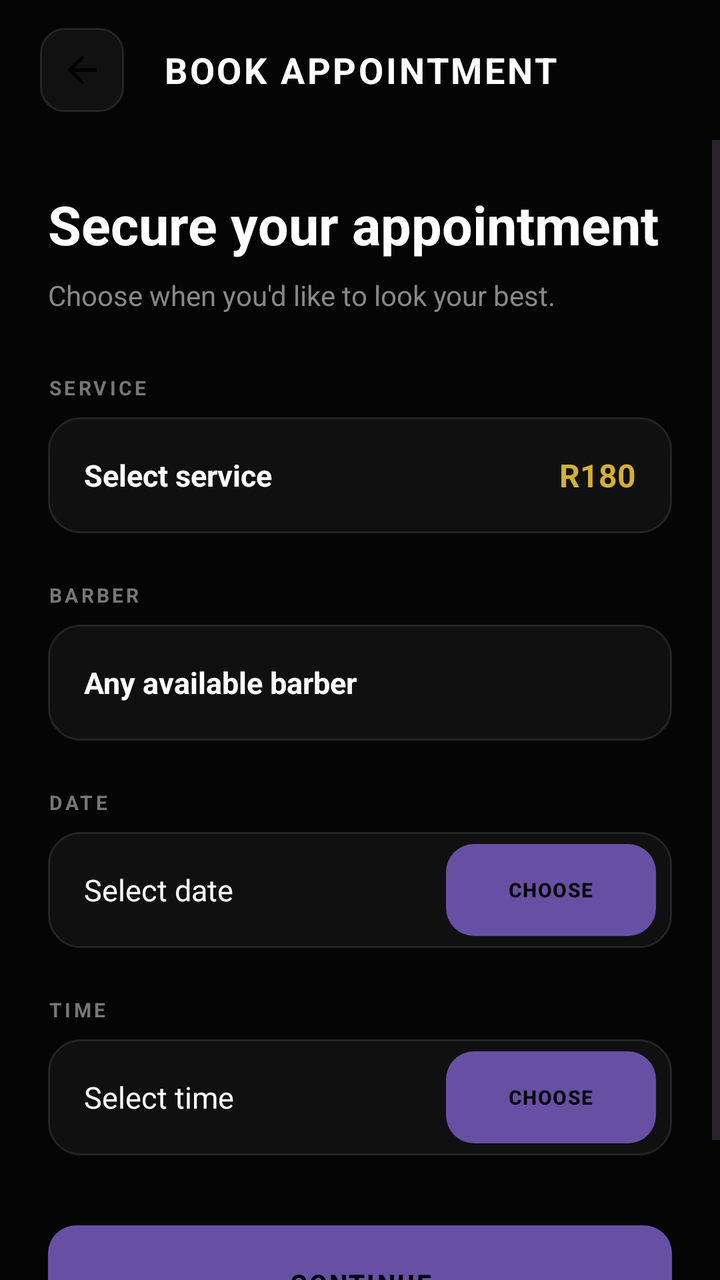
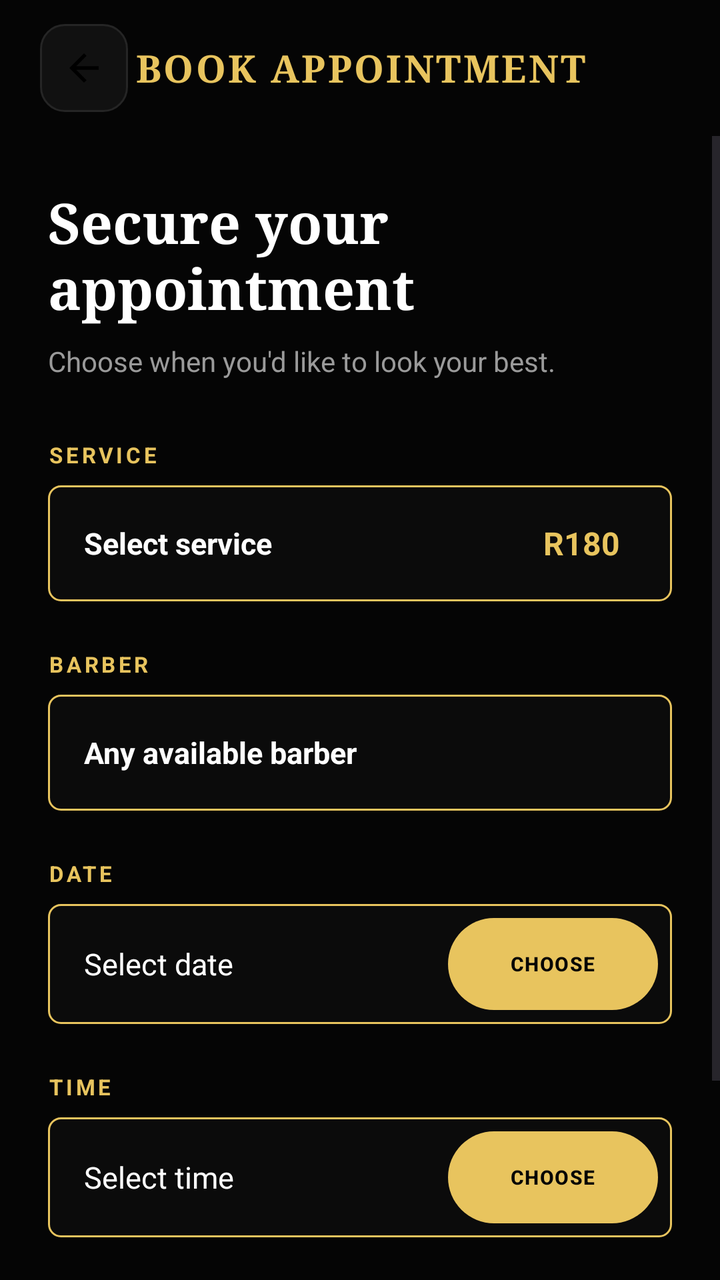

Before-and-after screenshots of an Android layout around one commit, followed by the original layout XML and the change that was made.
<!-- AndroidManifest.xml: application theme Theme.FadeandFaith -->
<!-- res/layout/activity_booking.xml -->
<?xml version="1.0" encoding="utf-8"?>
<LinearLayout
    xmlns:android="http://schemas.android.com/apk/res/android"
    android:layout_width="match_parent"
    android:layout_height="match_parent"
    android:orientation="vertical"
    android:background="#050505">



    <LinearLayout
        android:layout_width="match_parent"
        android:layout_height="70dp"
        android:orientation="horizontal"
        android:gravity="center_vertical"
        android:paddingStart="20dp"
        android:paddingEnd="20dp">

        <ImageView
            android:id="@+id/backButton"
            android:layout_width="42dp"
            android:layout_height="42dp"
            android:padding="10dp"
            android:src="@drawable/arrowback"
            android:contentDescription="Back"
            android:background="@drawable/iconbutton" />

        <TextView
            android:layout_width="0dp"
            android:layout_height="wrap_content"
            android:layout_weight="1"
            android:gravity="center"
            android:paddingEnd="42dp"
            android:text="BOOK APPOINTMENT"
            android:textColor="#FFFFFF"
            android:textSize="18sp"
            android:textStyle="bold"
            android:letterSpacing="0.07" />

    </LinearLayout>


    <ScrollView
        android:layout_width="match_parent"
        android:layout_height="0dp"
        android:layout_weight="1"
        android:fillViewport="true">

        <LinearLayout
            android:layout_width="match_parent"
            android:layout_height="wrap_content"
            android:orientation="vertical"
            android:padding="24dp">



            <TextView
                android:layout_width="match_parent"
                android:layout_height="wrap_content"
                android:text="Secure your appointment"
                android:textColor="#FFFFFF"
                android:textSize="27sp"
                android:textStyle="bold" />

            <TextView
                android:layout_width="match_parent"
                android:layout_height="wrap_content"
                android:layout_marginTop="8dp"
                android:text="Choose when you'd like to look your best."
                android:textColor="#888888"
                android:textSize="14sp" />




            <TextView
                android:layout_width="wrap_content"
                android:layout_height="wrap_content"
                android:layout_marginTop="30dp"
                android:text="SERVICE"
                android:textColor="#777777"
                android:textSize="10sp"
                android:textStyle="bold"
                android:letterSpacing="0.14" />

            <LinearLayout
                android:id="@+id/serviceSelection"
                android:layout_width="match_parent"
                android:layout_height="58dp"
                android:layout_marginTop="8dp"
                android:gravity="center_vertical"
                android:paddingStart="18dp"
                android:paddingEnd="18dp"
                android:background="@drawable/homecard"
                android:clickable="true"
                android:focusable="true">

                <TextView
                    android:id="@+id/selectedServiceText"
                    android:layout_width="0dp"
                    android:layout_height="wrap_content"
                    android:layout_weight="1"
                    android:text="Select service"
                    android:textColor="#FFFFFF"
                    android:textSize="15sp"
                    android:textStyle="bold" />

                <TextView
                    android:id="@+id/priceText"
                    android:layout_width="wrap_content"
                    android:layout_height="wrap_content"
                    android:text="R180"
                    android:textColor="#D4AF37"
                    android:textSize="16sp"
                    android:textStyle="bold" />

            </LinearLayout>




            <TextView
                android:layout_width="wrap_content"
                android:layout_height="wrap_content"
                android:layout_marginTop="24dp"
                android:text="BARBER"
                android:textColor="#777777"
                android:textSize="10sp"
                android:textStyle="bold"
                android:letterSpacing="0.14" />

            <LinearLayout
                android:id="@+id/barberSelection"
                android:layout_width="match_parent"
                android:layout_height="58dp"
                android:layout_marginTop="8dp"
                android:gravity="center_vertical"
                android:paddingStart="18dp"
                android:paddingEnd="18dp"
                android:background="@drawable/homecard"
                android:clickable="true"
                android:focusable="true">

                <TextView
                    android:id="@+id/selectedBarberText"
                    android:layout_width="match_parent"
                    android:layout_height="wrap_content"
                    android:text="Any available barber"
                    android:textColor="#FFFFFF"
                    android:textSize="15sp"
                    android:textStyle="bold" />

            </LinearLayout>




            <TextView
                android:layout_width="wrap_content"
                android:layout_height="wrap_content"
                android:layout_marginTop="24dp"
                android:text="DATE"
                android:textColor="#777777"
                android:textSize="10sp"
                android:textStyle="bold"
                android:letterSpacing="0.14" />

            <LinearLayout
                android:layout_width="match_parent"
                android:layout_height="58dp"
                android:layout_marginTop="8dp"
                android:gravity="center_vertical"
                android:paddingStart="18dp"
                android:paddingEnd="8dp"
                android:background="@drawable/homecard">

                <TextView
                    android:id="@+id/selectedDateText"
                    android:layout_width="0dp"
                    android:layout_height="wrap_content"
                    android:layout_weight="1"
                    android:text="Select date"
                    android:textColor="#FFFFFF"
                    android:textSize="15sp" />

                <com.google.android.material.button.MaterialButton
                    android:id="@+id/dateButton"
                    android:layout_width="105dp"
                    android:layout_height="46dp"
                    android:text="CHOOSE"
                    android:textColor="#050505"
                    android:textSize="10sp"
                    android:textStyle="bold"
                    android:letterSpacing="0.05"
                    android:background="@drawable/goldbutton" />

            </LinearLayout>




            <TextView
                android:layout_width="wrap_content"
                android:layout_height="wrap_content"
                android:layout_marginTop="24dp"
                android:text="TIME"
                android:textColor="#777777"
                android:textSize="10sp"
                android:textStyle="bold"
                android:letterSpacing="0.14" />

            <LinearLayout
                android:layout_width="match_parent"
                android:layout_height="58dp"
                android:layout_marginTop="8dp"
                android:gravity="center_vertical"
                android:paddingStart="18dp"
                android:paddingEnd="8dp"
                android:background="@drawable/homecard">

                <TextView
                    android:id="@+id/selectedTimeText"
                    android:layout_width="0dp"
                    android:layout_height="wrap_content"
                    android:layout_weight="1"
                    android:text="Select time"
                    android:textColor="#FFFFFF"
                    android:textSize="15sp" />

                <com.google.android.material.button.MaterialButton
                    android:id="@+id/timeButton"
                    android:layout_width="105dp"
                    android:layout_height="46dp"
                    android:text="CHOOSE"
                    android:textColor="#050505"
                    android:textSize="10sp"
                    android:textStyle="bold"
                    android:letterSpacing="0.05"
                    android:background="@drawable/goldbutton" />

            </LinearLayout>




            <com.google.android.material.button.MaterialButton
                android:id="@+id/continueButton"
                android:layout_width="match_parent"
                android:layout_height="58dp"
                android:layout_marginTop="35dp"
                android:layout_marginBottom="25dp"
                android:text="CONTINUE"
                android:textColor="#050505"
                android:textSize="13sp"
                android:textStyle="bold"
                android:letterSpacing="0.08"
                android:background="@drawable/goldbutton" />

        </LinearLayout>

    </ScrollView>

</LinearLayout>
<!-- resources referenced by this layout -->
<resources>
  <!-- drawable arrowback (drawable) -->
  <vector xmlns:android="http://schemas.android.com/apk/res/android" android:autoMirrored="true" android:height="24dp" android:tint="#000000" android:viewportHeight="960" android:viewportWidth="960" android:width="24dp">
        
      <path android:fillColor="@android:color/white" android:pathData="M313,520L537,744L480,800L160,480L480,160L537,216L313,440L800,440L800,520L313,520Z"/>
      
  </vector>
  <!-- drawable goldbutton (drawable) -->
  <?xml version="1.0" encoding="utf-8"?>
  <shape xmlns:android="http://schemas.android.com/apk/res/android"
      android:shape="rectangle">
  
      <solid android:color="#D4AF37" />
  
      <corners android:radius="14dp" />
  
  </shape>
  <!-- drawable homecard (drawable) -->
  <?xml version="1.0" encoding="utf-8"?>
  <shape xmlns:android="http://schemas.android.com/apk/res/android">
  
      <solid android:color="#101010" />
  
      <stroke
          android:width="1dp"
          android:color="#242424" />
  
      <corners android:radius="16dp" />
  
  </shape>
  <!-- drawable iconbutton (drawable) -->
  <?xml version="1.0" encoding="utf-8"?>
  <shape xmlns:android="http://schemas.android.com/apk/res/android">
  
      <solid android:color="#111111" />
  
      <stroke
          android:width="1dp"
          android:color="#252525" />
  
      <corners android:radius="12dp" />
  
  </shape>
  <style name="Theme.FadeandFaith" parent="Base.Theme.FadeandFaith" />
  <style name="Base.Theme.FadeandFaith" parent="Theme.Material3.DayNight.NoActionBar">
          
          
      </style>
</resources>

<!-- the commit's change to res/layout/activity_booking.xml (unified diff, before → after) -->
@@ -1,16 +1,15 @@
 <?xml version="1.0" encoding="utf-8"?>
 <LinearLayout
     xmlns:android="http://schemas.android.com/apk/res/android"
+    xmlns:app="http://schemas.android.com/apk/res-auto"
     android:layout_width="match_parent"
     android:layout_height="match_parent"
     android:orientation="vertical"
-    android:background="#050505">
-
-
+    android:background="@color/ff_background">
 
     <LinearLayout
         android:layout_width="match_parent"
-        android:layout_height="70dp"
+        android:layout_height="68dp"
         android:orientation="horizontal"
         android:gravity="center_vertical"
         android:paddingStart="20dp"
@@ -18,28 +17,30 @@
 
         <ImageView
             android:id="@+id/backButton"
-            android:layout_width="42dp"
-            android:layout_height="42dp"
-            android:padding="10dp"
+            android:layout_width="44dp"
+            android:layout_height="44dp"
+            android:padding="11dp"
+            android:background="@drawable/iconbutton"
             android:src="@drawable/arrowback"
-            android:contentDescription="Back"
-            android:background="@drawable/iconbutton" />
+            android:contentDescription="Back" />
 
         <TextView
             android:layout_width="0dp"
             android:layout_height="wrap_content"
             android:layout_weight="1"
             android:gravity="center"
-            android:paddingEnd="42dp"
-            android:text="BOOK APPOINTMENT"
-            android:textColor="#FFFFFF"
-            android:textSize="18sp"
+            android:fontFamily="serif"
+            android:text="@string/booking_title"
+            android:textColor="@color/ff_gold"
+            android:textSize="19sp"
             android:textStyle="bold"
-            android:letterSpacing="0.07" />
+            android:letterSpacing="0.06" />
+
+        <View
+            android:layout_width="44dp"
+            android:layout_height="44dp" />
 
     </LinearLayout>
-
-
     <ScrollView
         android:layout_width="match_parent"
         android:layout_height="0dp"
@@ -52,37 +53,31 @@
             android:orientation="vertical"
             android:padding="24dp">
 
-
-
-            <TextView
-                android:layout_width="match_parent"
-                android:layout_height="wrap_content"
-                android:text="Secure your appointment"
-                android:textColor="#FFFFFF"
-                android:textSize="27sp"
+            <TextView
+                android:layout_width="match_parent"
+                android:layout_height="wrap_content"
+                android:fontFamily="serif"
+                android:text="@string/booking_subtitle"
+                android:textColor="@color/ff_text"
+                android:textSize="28sp"
                 android:textStyle="bold" />
 
             <TextView
                 android:layout_width="match_parent"
                 android:layout_height="wrap_content"
                 android:layout_marginTop="8dp"
-                android:text="Choose when you'd like to look your best."
-                android:textColor="#888888"
+                android:text="@string/booking_subtext"
+                android:textColor="@color/ff_text_secondary"
                 android:textSize="14sp" />
-
-
-
-
             <TextView
                 android:layout_width="wrap_content"
                 android:layout_height="wrap_content"
                 android:layout_marginTop="30dp"
-                android:text="SERVICE"
-                android:textColor="#777777"
-                android:textSize="10sp"
-                android:textStyle="bold"
-                android:letterSpacing="0.14" />
-
+                android:text="@string/label_service"
+                android:textColor="@color/ff_gold"
+                android:textSize="11sp"
+                android:textStyle="bold"
+                android:letterSpacing="0.14" />
             <LinearLayout
                 android:id="@+id/serviceSelection"
                 android:layout_width="match_parent"
@@ -91,7 +86,7 @@
                 android:gravity="center_vertical"
                 android:paddingStart="18dp"
                 android:paddingEnd="18dp"
-                android:background="@drawable/homecard"
+                android:background="@drawable/cardoutline"
                 android:clickable="true"
                 android:focusable="true">
 
@@ -100,8 +95,8 @@
                     android:layout_width="0dp"
                     android:layout_height="wrap_content"
                     android:layout_weight="1"
-                    android:text="Select service"
-                    android:textColor="#FFFFFF"
+                    android:text="@string/booking_select_service"
+                    android:textColor="@color/ff_text"
                     android:textSize="15sp"
                     android:textStyle="bold" />
 
@@ -109,26 +104,21 @@
                     android:id="@+id/priceText"
                     android:layout_width="wrap_content"
                     android:layout_height="wrap_content"
+                    android:layout_marginEnd="8dp"
                     android:text="R180"
-                    android:textColor="#D4AF37"
+                    android:textColor="@color/ff_gold"
                     android:textSize="16sp"
                     android:textStyle="bold" />
-
-            </LinearLayout>
-
-
-
-
+            </LinearLayout>
             <TextView
                 android:layout_width="wrap_content"
                 android:layout_height="wrap_content"
                 android:layout_marginTop="24dp"
-                android:text="BARBER"
-                android:textColor="#777777"
-                android:textSize="10sp"
-                android:textStyle="bold"
-                android:letterSpacing="0.14" />
-
+                android:text="@string/label_barber"
+                android:textColor="@color/ff_gold"
+                android:textSize="11sp"
+                android:textStyle="bold"
+                android:letterSpacing="0.14" />
             <LinearLayout
                 android:id="@+id/barberSelection"
                 android:layout_width="match_parent"
@@ -137,7 +127,7 @@
                 android:gravity="center_vertical"
                 android:paddingStart="18dp"
                 android:paddingEnd="18dp"
-                android:background="@drawable/homecard"
+                android:background="@drawable/cardoutline"
                 android:clickable="true"
                 android:focusable="true">
 
@@ -145,117 +135,104 @@
                     android:id="@+id/selectedBarberText"
                     android:layout_width="match_parent"
                     android:layout_height="wrap_content"
-                    android:text="Any available barber"
-                    android:textColor="#FFFFFF"
+                    android:text="@string/booking_any_barber"
+                    android:textColor="@color/ff_text"
                     android:textSize="15sp"
                     android:textStyle="bold" />
-
-            </LinearLayout>
-
-
-
-
+            </LinearLayout>
             <TextView
                 android:layout_width="wrap_content"
                 android:layout_height="wrap_content"
                 android:layout_marginTop="24dp"
-                android:text="DATE"
-                android:textColor="#777777"
-                android:textSize="10sp"
-                android:textStyle="bold"
-                android:letterSpacing="0.14" />
-
-            <LinearLayout
-                android:layout_width="match_parent"
-                android:layout_height="58dp"
-                android:layout_marginTop="8dp"
-                android:gravity="center_vertical"
-                android:paddingStart="18dp"
-                android:paddingEnd="8dp"
-                android:background="@drawable/homecard">
+                android:text="@string/label_date"
+                android:textColor="@color/ff_gold"
+                android:textSize="11sp"
+                android:textStyle="bold"
+                android:letterSpacing="0.14" />
+            <LinearLayout
+                android:layout_width="match_parent"
+                android:layout_height="60dp"
+                android:layout_marginTop="8dp"
+                android:gravity="center_vertical"
+                android:paddingStart="18dp"
+                android:paddingEnd="7dp"
+                android:background="@drawable/cardoutline">
 
                 <TextView
                     android:id="@+id/selectedDateText"
                     android:layout_width="0dp"
                     android:layout_height="wrap_content"
                     android:layout_weight="1"
-                    android:text="Select date"
-                    android:textColor="#FFFFFF"
+                    android:text="@string/booking_select_date"
+                    android:textColor="@color/ff_text"
                     android:textSize="15sp" />
 
                 <com.google.android.material.button.MaterialButton
                     android:id="@+id/dateButton"
                     android:layout_width="105dp"
                     android:layout_height="46dp"
-                    android:text="CHOOSE"
-                    android:textColor="#050505"
+                    android:text="@string/action_choose"
+                    android:textColor="@color/ff_on_gold"
                     android:textSize="10sp"
                     android:textStyle="bold"
                     android:letterSpacing="0.05"
-                    android:background="@drawable/goldbutton" />
-
-            </LinearLayout>
-
-
-
-
+                    android:background="@drawable/gold"
+                    app:backgroundTint="@null" />
+
+            </LinearLayout>
             <TextView
                 android:layout_width="wrap_content"
                 android:layout_height="wrap_content"
                 android:layout_marginTop="24dp"
-                android:text="TIME"
-                android:textColor="#777777"
-                android:textSize="10sp"
-                android:textStyle="bold"
-                android:letterSpacing="0.14" />
-
-            <LinearLayout
-                android:layout_width="match_parent"
-                android:layout_height="58dp"
-                android:layout_marginTop="8dp"
-                android:gravity="center_vertical"
-                android:paddingStart="18dp"
-                android:paddingEnd="8dp"
-                android:background="@drawable/homecard">
+                android:text="@string/label_time"
+                android:textColor="@color/ff_gold"
+                android:textSize="11sp"
+                android:textStyle="bold"
+                android:letterSpacing="0.14" />
+            <LinearLayout
+                android:layout_width="match_parent"
+                android:layout_height="60dp"
+                android:layout_marginTop="8dp"
+                android:gravity="center_vertical"
+                android:paddingStart="18dp"
+                android:paddingEnd="7dp"
+                android:background="@drawable/cardoutline">
 
                 <TextView
                     android:id="@+id/selectedTimeText"
                     android:layout_width="0dp"
                     android:layout_height="wrap_content"
                     android:layout_weight="1"
-                    android:text="Select time"
-                    android:textColor="#FFFFFF"
+                    android:text="@string/booking_select_time"
+                    android:textColor="@color/ff_text"
                     android:textSize="15sp" />
 
                 <com.google.android.material.button.MaterialButton
                     android:id="@+id/timeButton"
                     android:layout_width="105dp"
                     android:layout_height="46dp"
-                    android:text="CHOOSE"
-                    android:textColor="#050505"
+                    android:text="@string/action_choose"
+                    android:textColor="@color/ff_on_gold"
                     android:textSize="10sp"
                     android:textStyle="bold"
                     android:letterSpacing="0.05"
-                    android:background="@drawable/goldbutton" />
-
-            </LinearLayout>
-
-
-
-
+                    android:background="@drawable/gold"
+                    app:backgroundTint="@null" />
+
+            </LinearLayout>
             <com.google.android.material.button.MaterialButton
                 android:id="@+id/continueButton"
                 android:layout_width="match_parent"
                 android:layout_height="58dp"
                 android:layout_marginTop="35dp"
                 android:layout_marginBottom="25dp"
-                android:text="CONTINUE"
-                android:textColor="#050505"
+                android:text="@string/action_continue"
+                android:textColor="@color/ff_on_gold"
                 android:textSize="13sp"
                 android:textStyle="bold"
                 android:letterSpacing="0.08"
-                android:background="@drawable/goldbutton" />
-
+                android:background="@drawable/gold"
+                app:backgroundTint="@null" />
         </LinearLayout>
 
     </ScrollView>
<!-- resource entries referenced after the edit -->
@@ -1,34 +1,37 @@
 <!-- resources referenced by this layout -->
 <resources>
+  <color name="ff_background">#FF050505</color>
+  <color name="ff_gold">#FFE8C45E</color>
+  <color name="ff_on_gold">#FF050505</color>
+  <color name="ff_text">#FFFFFFFF</color>
+  <color name="ff_text_secondary">#FF9A9A9A</color>
   <!-- drawable arrowback (drawable) -->
   <vector xmlns:android="http://schemas.android.com/apk/res/android" android:autoMirrored="true" android:height="24dp" android:tint="#000000" android:viewportHeight="960" android:viewportWidth="960" android:width="24dp">
         
       <path android:fillColor="@android:color/white" android:pathData="M313,520L537,744L480,800L160,480L480,160L537,216L313,440L800,440L800,520L313,520Z"/>
       
   </vector>
-  <!-- drawable goldbutton (drawable) -->
+  <!-- drawable cardoutline (drawable) -->
   <?xml version="1.0" encoding="utf-8"?>
   <shape xmlns:android="http://schemas.android.com/apk/res/android"
       android:shape="rectangle">
-  
-      <solid android:color="#D4AF37" />
-  
-      <corners android:radius="14dp" />
-  
-  </shape>
-  <!-- drawable homecard (drawable) -->
-  <?xml version="1.0" encoding="utf-8"?>
-  <shape xmlns:android="http://schemas.android.com/apk/res/android">
-  
-      <solid android:color="#101010" />
-  
+      <solid android:color="#0B0B0B" />
       <stroke
           android:width="1dp"
-          android:color="#242424" />
-  
-      <corners android:radius="16dp" />
-  
+          android:color="#E8C45E" />
+      <corners android:radius="6dp" />
   </shape>
+  <!-- drawable gold (drawable) -->
+  <?xml version="1.0" encoding="utf-8"?>
+  <ripple xmlns:android="http://schemas.android.com/apk/res/android"
+      android:color="#33000000">
+      <item>
+          <shape android:shape="rectangle">
+              <solid android:color="#E8C45E" />
+              <corners android:radius="28dp" />
+          </shape>
+      </item>
+  </ripple>
   <!-- drawable iconbutton (drawable) -->
   <?xml version="1.0" encoding="utf-8"?>
   <shape xmlns:android="http://schemas.android.com/apk/res/android">
@@ -42,6 +45,19 @@
       <corners android:radius="12dp" />
   
   </shape>
+  <string name="action_choose">CHOOSE</string>
+  <string name="action_continue">CONTINUE</string>
+  <string name="booking_any_barber">Any available barber</string>
+  <string name="booking_select_date">Select date</string>
+  <string name="booking_select_service">Select service</string>
+  <string name="booking_select_time">Select time</string>
+  <string name="booking_subtext">Choose when you\'d like to look your best.</string>
+  <string name="booking_subtitle">Secure your appointment</string>
+  <string name="booking_title">BOOK APPOINTMENT</string>
+  <string name="label_barber">BARBER</string>
+  <string name="label_date">DATE</string>
+  <string name="label_service">SERVICE</string>
+  <string name="label_time">TIME</string>
   <style name="Theme.FadeandFaith" parent="Base.Theme.FadeandFaith" />
   <style name="Base.Theme.FadeandFaith" parent="Theme.Material3.DayNight.NoActionBar">
           
